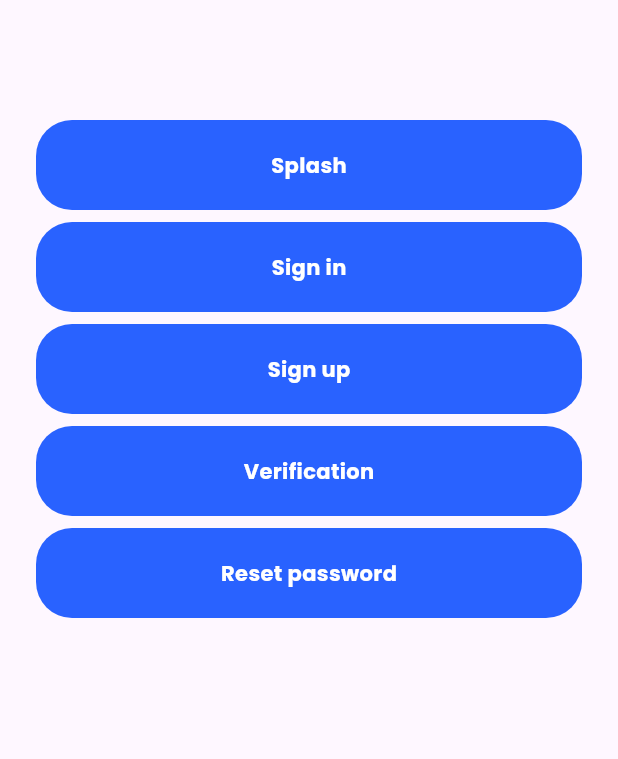
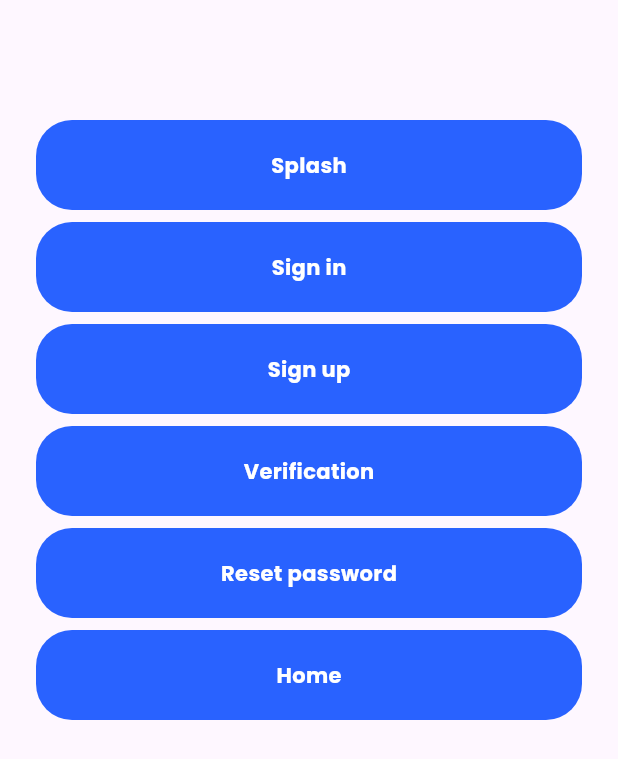
Before and after one commit to muzzammil763/event_booking_ui, a Flutter app: the screen it shows after launch, on a phone screen of 412 x 824 dp. Shown: the top 759 px of the screen. Run offline on Flutter 3.47's test engine with Material 3 defaults, Android fonts, the phone set to English and light mode, and no system bars; our stand-ins replace google_fonts.

Commit message:
added home screen

```diff
--- a/lib/Screens/screen_selecter.dart
+++ b/lib/Screens/screen_selecter.dart
@@ -1,3 +1,4 @@
+import 'package:event_planner_ui/Screens/home.dart';
 import 'package:event_planner_ui/Screens/reset_password.dart';
 import 'package:event_planner_ui/Screens/signin.dart';
 import 'package:event_planner_ui/Screens/signup.dart';
@@ -175,6 +176,36 @@ class ScreenSelecter extends StatelessWidget {
                   ),
                 ),
               ),
+              const SizedBox(
+                height: 8,
+              ),
+              InkWell(
+                onTap: () {
+                  Navigator.push(
+                    context,
+                    MaterialPageRoute(
+                      builder: (context) => const HomeScreen(),
+                    ),
+                  );
+                },
+                child: Container(
+                  height: 60,
+                  width: double.infinity,
+                  decoration: BoxDecoration(
+                    color: Colors.blueAccent[700],
+                    borderRadius: BorderRadius.circular(24),
+                  ),
+                  child: const Center(
+                    child: Text(
+                      "Home",
+                      style: TextStyle(
+                        color: Colors.white,
+                        fontWeight: FontWeight.bold,
+                      ),
+                    ),
+                  ),
+                ),
+              ),
             ],
           ),
         ),
```
Also changed, not shown: lib/Screens/home.dart (added, +14 -0 lines).
